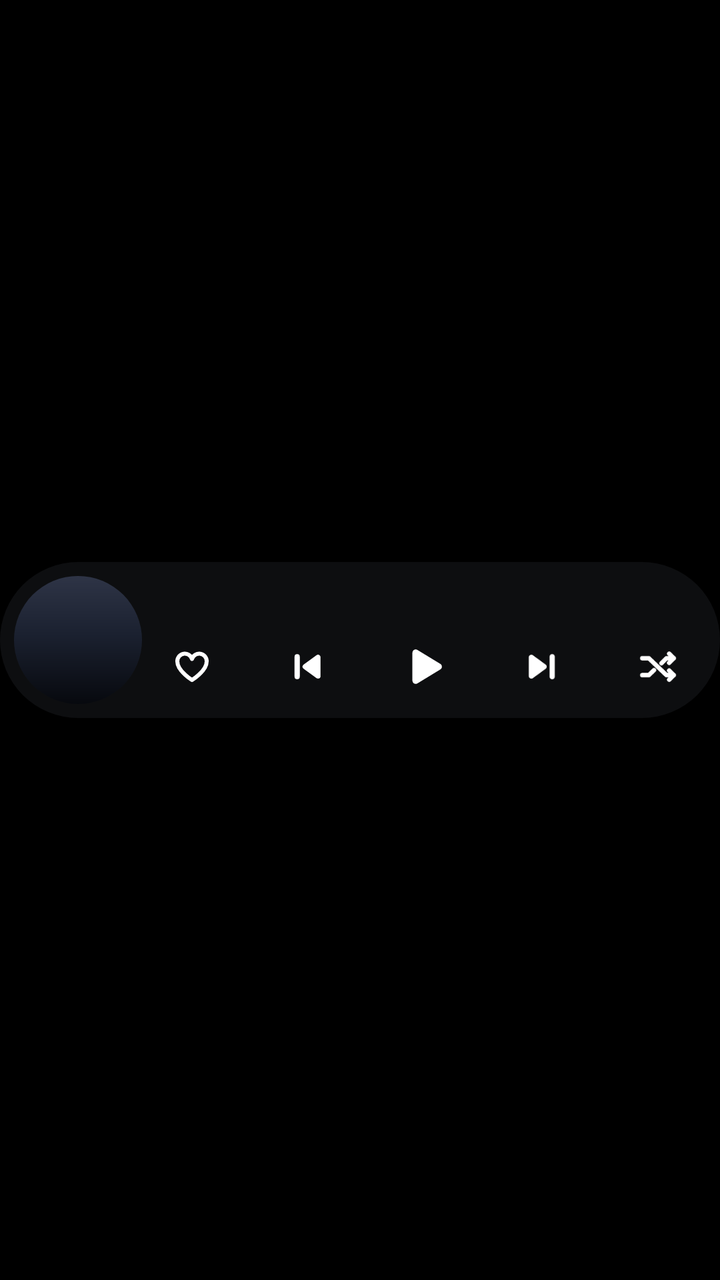
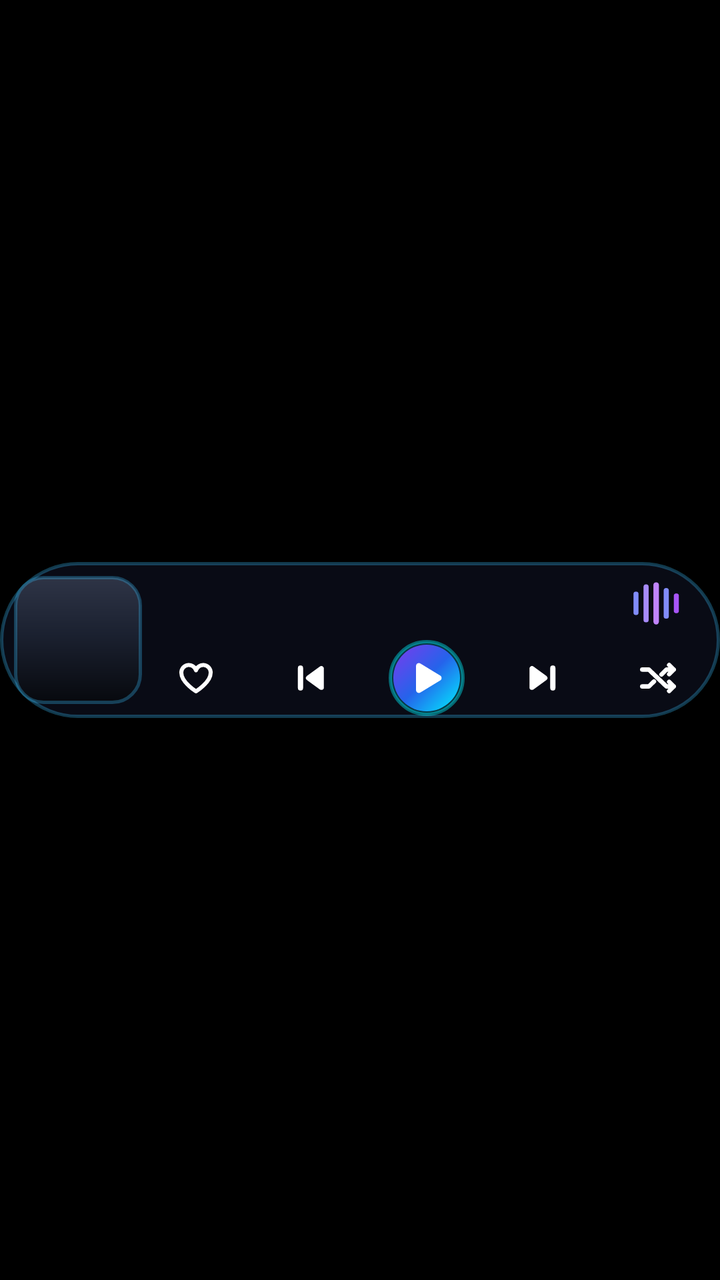

Screens rendered from an Android XML layout before and after an edit, with the pre-edit source and the edit as a unified diff.
<!-- AndroidManifest.xml: application theme Theme.BitChord -->
<!-- res/layout/widget_media_pill.xml -->
<?xml version="1.0" encoding="utf-8"?>
<FrameLayout xmlns:android="http://schemas.android.com/apk/res/android"
    android:layout_width="match_parent"
    android:layout_height="match_parent">

    <FrameLayout
        android:id="@+id/widget_pill"
        android:layout_width="match_parent"
        android:layout_height="@dimen/widget_pill_height"
        android:layout_gravity="center_vertical">

        <ImageView
            android:id="@+id/widget_pill_bg"
            android:layout_width="match_parent"
            android:layout_height="match_parent"
            android:background="@drawable/widget_pill_background"
            android:importantForAccessibility="no"
            android:scaleType="fitXY" />

        <LinearLayout
            android:layout_width="match_parent"
            android:layout_height="match_parent"
            android:gravity="center_vertical"
            android:orientation="horizontal"
            android:paddingLeft="7dp"
            android:paddingRight="12dp">

            
            <ImageView
                android:id="@+id/widget_art"
                android:layout_width="@dimen/widget_pill_art"
                android:layout_height="@dimen/widget_pill_art"
                android:background="@drawable/widget_pill_art_placeholder"
                android:contentDescription="@string/widget_artwork"
                android:scaleType="fitXY" />

            <LinearLayout
                android:layout_width="0dp"
                android:layout_height="wrap_content"
                android:layout_marginLeft="6dp"
                android:layout_marginTop="4dp"
                android:layout_weight="1"
                android:orientation="vertical">

                
                <TextView
                    android:id="@+id/widget_title"
                    android:layout_width="match_parent"
                    android:layout_height="wrap_content"
                    android:ellipsize="end"
                    android:fontFamily="@font/sf_pro_display_semibold"
                    android:includeFontPadding="false"
                    android:maxLines="1"
                    android:paddingLeft="10dp"
                    android:paddingRight="10dp"
                    android:textColor="#FFFFFFFF"
                    android:textSize="16sp" />

                <LinearLayout
                    android:layout_width="match_parent"
                    android:layout_height="@dimen/widget_button_pill"
                    android:gravity="center_vertical"
                    android:orientation="horizontal">

                    <ImageView
                        android:id="@+id/widget_like"
                        android:layout_width="@dimen/widget_button_pill"
                        android:layout_height="@dimen/widget_button_pill"
                        android:background="@drawable/widget_transport_button"
                        android:contentDescription="@string/like"
                        android:padding="9dp"
                        android:src="@drawable/ic_widget_heart" />

                    <FrameLayout
                        android:layout_width="0dp"
                        android:layout_height="1dp"
                        android:layout_weight="1" />

                    <ImageView
                        android:id="@+id/widget_previous"
                        android:layout_width="@dimen/widget_button_pill"
                        android:layout_height="@dimen/widget_button_pill"
                        android:background="@drawable/widget_transport_button"
                        android:contentDescription="@string/widget_previous"
                        android:padding="6dp"
                        android:src="@drawable/ic_widget_previous" />

                    <FrameLayout
                        android:layout_width="0dp"
                        android:layout_height="1dp"
                        android:layout_weight="1" />

                    <ImageView
                        android:id="@+id/widget_toggle"
                        android:layout_width="@dimen/widget_button_pill"
                        android:layout_height="@dimen/widget_button_pill"
                        android:background="@drawable/widget_transport_button"
                        android:contentDescription="@string/widget_play"
                        android:padding="4dp"
                        android:src="@drawable/ic_widget_play" />

                    <FrameLayout
                        android:layout_width="0dp"
                        android:layout_height="1dp"
                        android:layout_weight="1" />

                    <ImageView
                        android:id="@+id/widget_next"
                        android:layout_width="@dimen/widget_button_pill"
                        android:layout_height="@dimen/widget_button_pill"
                        android:background="@drawable/widget_transport_button"
                        android:contentDescription="@string/widget_next"
                        android:padding="6dp"
                        android:src="@drawable/ic_widget_next" />

                    <FrameLayout
                        android:layout_width="0dp"
                        android:layout_height="1dp"
                        android:layout_weight="1" />

                    <ImageView
                        android:id="@+id/widget_shuffle"
                        android:layout_width="@dimen/widget_button_pill"
                        android:layout_height="@dimen/widget_button_pill"
                        android:background="@drawable/widget_transport_button"
                        android:contentDescription="@string/shuffle_off"
                        android:padding="8dp"
                        android:src="@drawable/ic_widget_shuffle" />
                </LinearLayout>
            </LinearLayout>
        </LinearLayout>
    </FrameLayout>
</FrameLayout>
<!-- resources referenced by this layout -->
<resources>
  <dimen name="widget_button_pill">38dp</dimen>
  <dimen name="widget_pill_art">64dp</dimen>
  <dimen name="widget_pill_height">78dp</dimen>
  <!-- drawable ic_widget_play (drawable) -->
  <?xml version="1.0" encoding="utf-8"?>
  <vector xmlns:android="http://schemas.android.com/apk/res/android"
      android:width="24dp"
      android:height="24dp"
      android:viewportWidth="24"
      android:viewportHeight="24">
      <path
          android:fillColor="#FFFFFFFF"
          android:pathData="M8.4,6.4L8.4,17.6L17.6,12Z"
          android:strokeColor="#FFFFFFFF"
          android:strokeLineCap="round"
          android:strokeLineJoin="round"
          android:strokeWidth="2.6" />
  </vector>
  <!-- drawable widget_pill_art_placeholder (drawable) -->
  <?xml version="1.0" encoding="utf-8"?>
  <shape xmlns:android="http://schemas.android.com/apk/res/android"
      android:shape="oval">
      <gradient
          android:angle="270"
          android:centerColor="#FF1B2130"
          android:centerY="0.45"
          android:endColor="#FF07090E"
          android:startColor="#FF2E3446"
          android:type="linear" />
  </shape>
  <!-- drawable widget_pill_background (drawable) -->
  <?xml version="1.0" encoding="utf-8"?>
  <shape xmlns:android="http://schemas.android.com/apk/res/android"
      android:shape="rectangle">
      <corners android:radius="200dp" />
      <solid android:color="#A6141619" />
  </shape>
  <!-- drawable widget_transport_button (drawable) -->
  <?xml version="1.0" encoding="utf-8"?>
  <ripple xmlns:android="http://schemas.android.com/apk/res/android"
      android:color="#40FFFFFF">
      <item android:id="@android:id/mask">
          <shape android:shape="oval">
              <solid android:color="#FFFFFFFF" />
          </shape>
      </item>
  </ripple>
  <string name="like">Like</string>
  <string name="shuffle_off">Shuffle off</string>
  <string name="widget_artwork">Album art</string>
  <string name="widget_next">Next</string>
  <string name="widget_play">Play</string>
  <string name="widget_previous">Previous</string>
  <style name="Theme.BitChord" parent="Theme.AppCompat.DayNight.NoActionBar">
          <item name="android:windowBackground">@android:color/black</item>
      </style>
  <!-- unchanged entries left out for length: 4 -->
</resources>

<!-- the commit's change to res/layout/widget_media_pill.xml (unified diff, before → after) -->
@@ -37,28 +37,63 @@
             <LinearLayout
                 android:layout_width="0dp"
                 android:layout_height="wrap_content"
-                android:layout_marginLeft="6dp"
-                android:layout_marginTop="4dp"
+                android:layout_marginLeft="8dp"
+                android:layout_marginTop="2dp"
                 android:layout_weight="1"
                 android:orientation="vertical">
 
                 
-                <TextView
-                    android:id="@+id/widget_title"
+                <LinearLayout
                     android:layout_width="match_parent"
                     android:layout_height="wrap_content"
-                    android:ellipsize="end"
-                    android:fontFamily="@font/sf_pro_display_semibold"
-                    android:includeFontPadding="false"
-                    android:maxLines="1"
-                    android:paddingLeft="10dp"
-                    android:paddingRight="10dp"
-                    android:textColor="#FFFFFFFF"
-                    android:textSize="16sp" />
+                    android:gravity="center_vertical"
+                    android:orientation="horizontal"
+                    android:paddingLeft="8dp"
+                    android:paddingRight="8dp">
+
+                    <LinearLayout
+                        android:layout_width="0dp"
+                        android:layout_height="wrap_content"
+                        android:layout_weight="1"
+                        android:orientation="vertical">
+
+                        <TextView
+                            android:id="@+id/widget_title"
+                            android:layout_width="match_parent"
+                            android:layout_height="wrap_content"
+                            android:ellipsize="end"
+                            android:fontFamily="@font/sf_pro_display_semibold"
+                            android:includeFontPadding="false"
+                            android:maxLines="1"
+                            android:textColor="#FFFFFFFF"
+                            android:textSize="15sp" />
+
+                        <TextView
+                            android:id="@+id/widget_artist"
+                            android:layout_width="match_parent"
+                            android:layout_height="wrap_content"
+                            android:layout_marginTop="1dp"
+                            android:ellipsize="end"
+                            android:fontFamily="@font/sf_pro_display_regular"
+                            android:includeFontPadding="false"
+                            android:maxLines="1"
+                            android:textColor="#A0B4DE"
+                            android:textSize="11.5sp" />
+                    </LinearLayout>
+
+                    <ImageView
+                        android:id="@+id/widget_equalizer"
+                        android:layout_width="26dp"
+                        android:layout_height="22dp"
+                        android:layout_marginLeft="6dp"
+                        android:importantForAccessibility="no"
+                        android:src="@drawable/ic_widget_equalizer" />
+                </LinearLayout>
 
                 <LinearLayout
                     android:layout_width="match_parent"
                     android:layout_height="@dimen/widget_button_pill"
+                    android:layout_marginTop="2dp"
                     android:gravity="center_vertical"
                     android:orientation="horizontal">
 
@@ -94,9 +129,9 @@
                         android:id="@+id/widget_toggle"
                         android:layout_width="@dimen/widget_button_pill"
                         android:layout_height="@dimen/widget_button_pill"
-                        android:background="@drawable/widget_transport_button"
+                        android:background="@drawable/widget_hero_toggle_button"
                         android:contentDescription="@string/widget_play"
-                        android:padding="4dp"
+                        android:padding="6dp"
                         android:src="@drawable/ic_widget_play" />
 
                     <FrameLayout
<!-- resource entries referenced after the edit -->
@@ -3,6 +3,7 @@
   <dimen name="widget_button_pill">38dp</dimen>
   <dimen name="widget_pill_art">64dp</dimen>
   <dimen name="widget_pill_height">78dp</dimen>
+  <!-- drawable ic_widget_equalizer: vector/xml drawable (drawable, 2258 chars, omitted) -->
   <!-- drawable ic_widget_play (drawable) -->
   <?xml version="1.0" encoding="utf-8"?>
   <vector xmlns:android="http://schemas.android.com/apk/res/android"
@@ -18,10 +19,44 @@
           android:strokeLineJoin="round"
           android:strokeWidth="2.6" />
   </vector>
+  <!-- drawable widget_hero_toggle_button (drawable) -->
+  <?xml version="1.0" encoding="utf-8"?>
+  <ripple xmlns:android="http://schemas.android.com/apk/res/android"
+      android:color="#50FFFFFF">
+      <item>
+          <layer-list>
+              
+              <item>
+                  <shape android:shape="oval">
+                      <solid android:color="#3300E5FF" />
+                      <stroke
+                          android:width="1.5dp"
+                          android:color="#6600F5FF" />
+                  </shape>
+              </item>
+              
+              <item
+                  android:bottom="2.5dp"
+                  android:left="2.5dp"
+                  android:right="2.5dp"
+                  android:top="2.5dp">
+                  <shape android:shape="oval">
+                      <gradient
+                          android:angle="135"
+                          android:centerColor="#2563EB"
+                          android:endColor="#7C3AED"
+                          android:startColor="#00F0FF"
+                          android:type="linear" />
+                  </shape>
+              </item>
+          </layer-list>
+      </item>
+  </ripple>
   <!-- drawable widget_pill_art_placeholder (drawable) -->
   <?xml version="1.0" encoding="utf-8"?>
   <shape xmlns:android="http://schemas.android.com/apk/res/android"
-      android:shape="oval">
+      android:shape="rectangle">
+      <corners android:radius="14dp" />
       <gradient
           android:angle="270"
           android:centerColor="#FF1B2130"
@@ -29,13 +64,19 @@
           android:endColor="#FF07090E"
           android:startColor="#FF2E3446"
           android:type="linear" />
+      <stroke
+          android:width="1.5dp"
+          android:color="#4D38BDF8" />
   </shape>
   <!-- drawable widget_pill_background (drawable) -->
   <?xml version="1.0" encoding="utf-8"?>
   <shape xmlns:android="http://schemas.android.com/apk/res/android"
       android:shape="rectangle">
       <corners android:radius="200dp" />
-      <solid android:color="#A6141619" />
+      <solid android:color="#E60A0D18" />
+      <stroke
+          android:width="1.5dp"
+          android:color="#4D38BDF8" />
   </shape>
   <!-- drawable widget_transport_button (drawable) -->
   <?xml version="1.0" encoding="utf-8"?>
